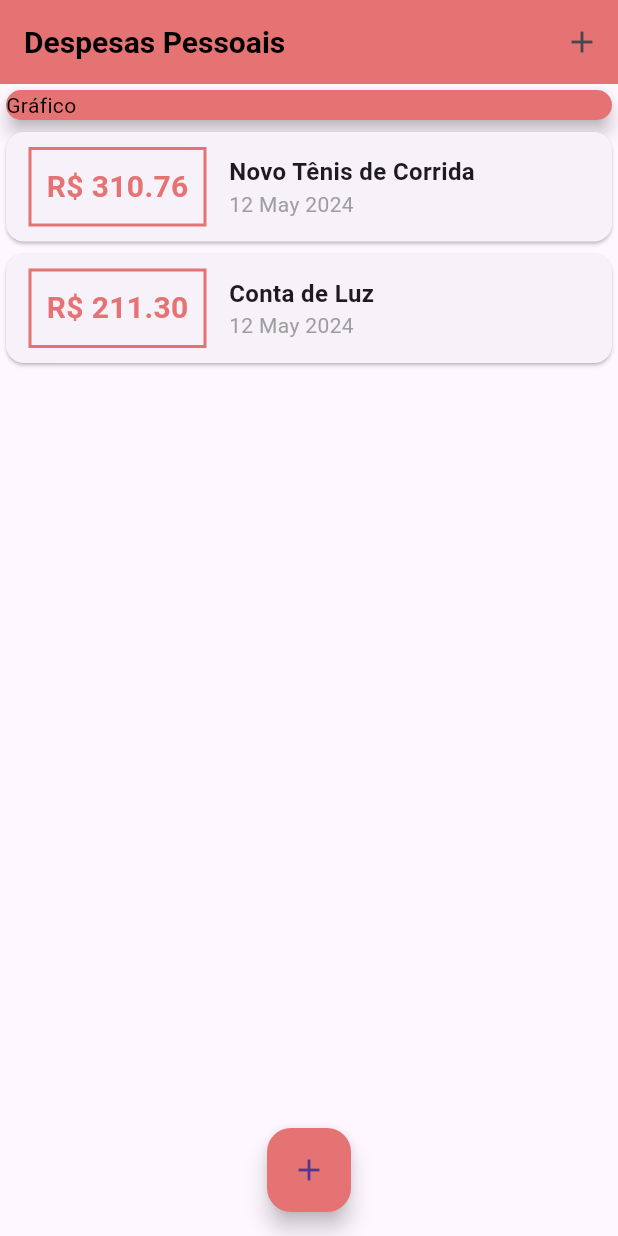
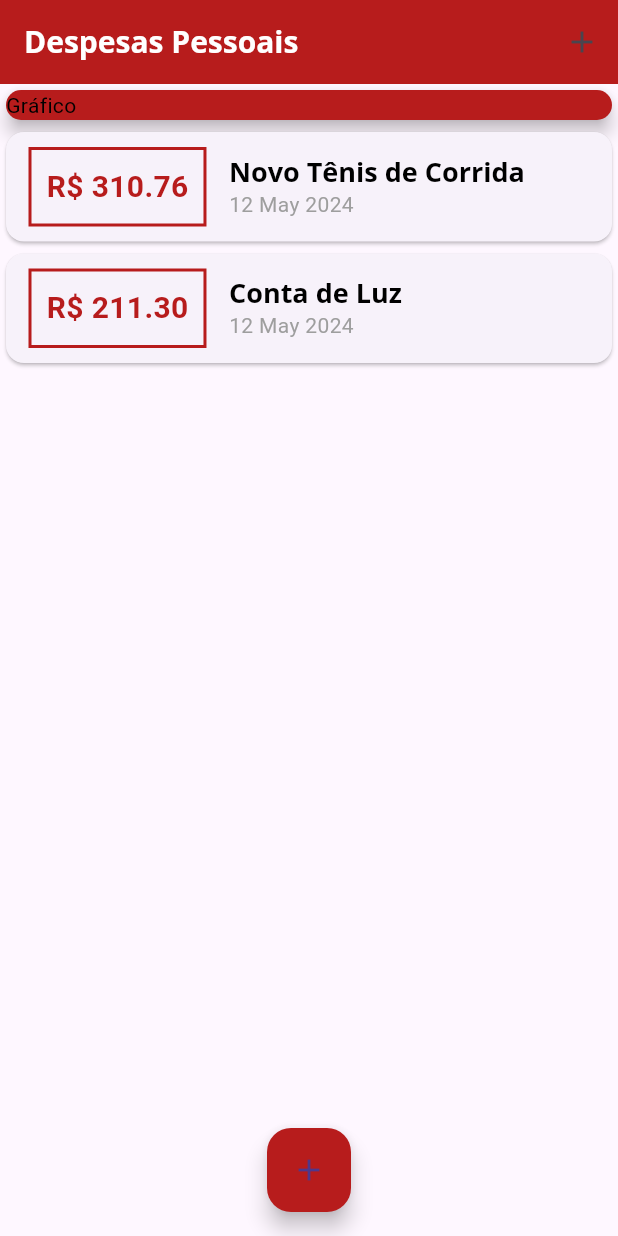
Before and after one commit to ArthurRCastilho/app_despesas, a Flutter app: the screen it shows after launch, on a phone screen of 412 x 824 dp. Run offline on Flutter 3.47's test engine with Material 3 defaults, Android fonts, the phone set to English and light mode, and no system bars.

Commit message:
Adicionando fontes e themas para determindos textos dentro da main.dart

```diff
--- a/lib/components/transaction_list.dart
+++ b/lib/components/transaction_list.dart
@@ -44,10 +44,7 @@ class TransactionList extends StatelessWidget {
                   children: <Widget>[
                     Text(
                       tr.title,
-                      style: const TextStyle(
-                        fontSize: 16,
-                        fontWeight: FontWeight.bold,
-                      ),
+                      style: Theme.of(context).textTheme.titleLarge,
                     ),
                     Text(
                       DateFormat('d MMM y').format(tr.date),
--- a/lib/main.dart
+++ b/lib/main.dart
@@ -15,8 +15,9 @@ class ExpensesApp extends StatelessWidget {
       home: MyHomePage(),
       theme: tema.copyWith(
         colorScheme: tema.colorScheme.copyWith(
-          primary: Colors.red[300],
+          primary: Colors.red[900],
           secondary: Colors.black,
+          tertiary: Colors.white,
         ),
         textTheme: tema.textTheme.copyWith(
           titleLarge: const TextStyle(
@@ -91,7 +92,7 @@ class _MyHomePageState extends State<MyHomePage> {
         title: Text(
           'Despesas Pessoais',
           style: TextStyle(
-            color: Theme.of(context).colorScheme.secondary,
+            color: Theme.of(context).colorScheme.tertiary,
           ),
         ),
         actions: <Widget>[
```
Also changed, not shown: pubspec.yaml (+11 -6 lines), assets/fonts/OpenSans-Bold.ttf (added), assets/fonts/OpenSans-Regular.ttf (added), assets/fonts/Quicksand-Bold.ttf (added), assets/fonts/Quicksand-Light.ttf (added), assets/fonts/Quicksand-Medium.ttf (added), assets/fonts/Quicksand-Regular.ttf (added).
